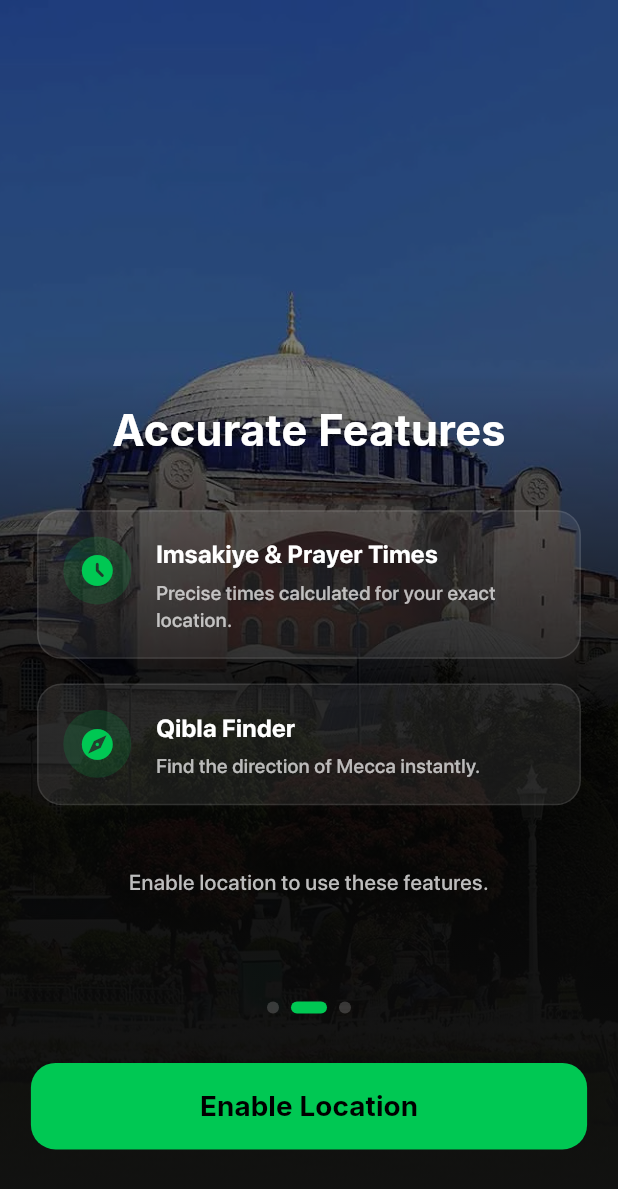
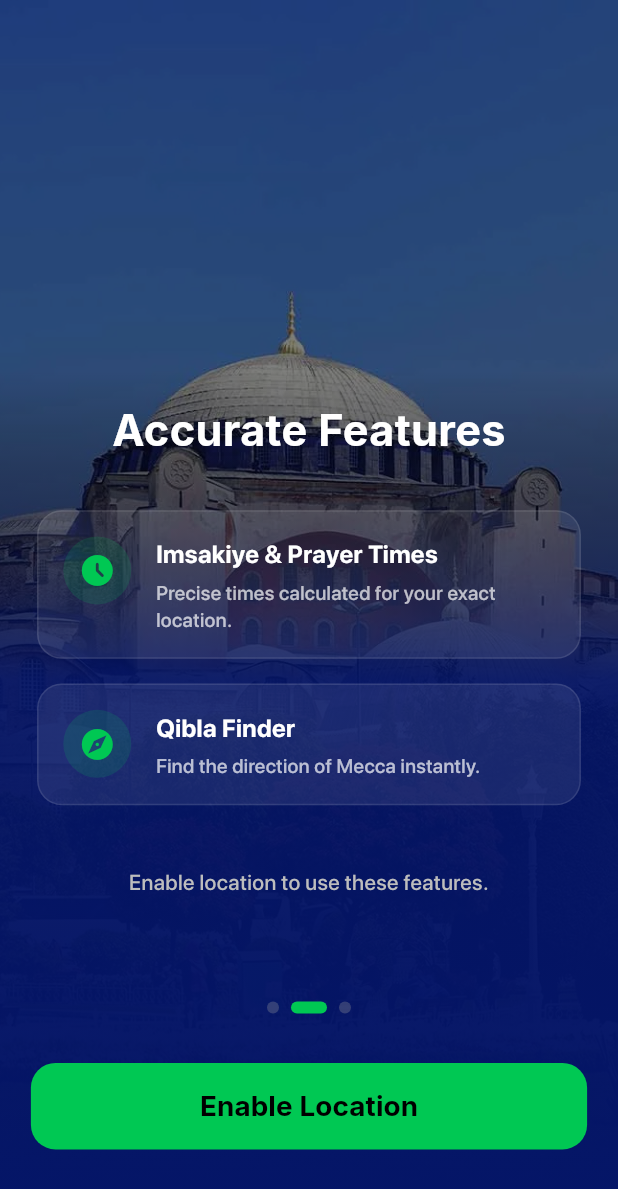
Before and after one commit to iibrahimkahramann/ramadan_app, a Flutter app: the screen it shows after launch, swiped to page 2, on a phone screen of 412 x 824 dp. Shown: the top 1189 px of the screen. Run offline on Flutter 3.47's test engine with Material 3 defaults, Android fonts, the light colour scheme and no system bars; our stand-ins replace adhan, easy_localization, flutter_compass, flutter_local_notifications, flutter_riverpod, flutter_snake_navigationbar and 10 more.

Commit message:
tamamlandı teknik detaylar yapılıyor

```diff
--- a/lib/config/theme/custom_theme.dart
+++ b/lib/config/theme/custom_theme.dart
@@ -25,7 +25,7 @@ class CustomTheme {
 
   //gredient
   static const Color gradientStart = Color(0xFF00C853);
-  static const Color gradientEnd = Color.fromARGB(255, 2, 188, 79);
+  static const Color gradientEnd = Color(0xFF00C853);
   static const LinearGradient primaryGradient = LinearGradient(
     begin: Alignment.topLeft,
     end: Alignment.bottomRight,
--- a/lib/providers/tools/quick_tools_provider.dart
+++ b/lib/providers/tools/quick_tools_provider.dart
@@ -10,7 +10,7 @@ final quickToolsProvider = Provider<List<QuickTool>>((ref) {
       subtitle: 'Locate direction',
       iconPath: 'assets/icons/mosque.png',
       iconColor: Colors.purple,
-      backgroundColor: const Color(0xFFFFF4E8),
+      backgroundColor: Color.fromRGBO(230, 234, 253, 1),
       routePath: '/qibla',
     ),
     QuickTool(
--- a/lib/views/onboarding/onboarding_view.dart
+++ b/lib/views/onboarding/onboarding_view.dart
@@ -25,7 +25,7 @@ class _OnboardingViewState extends ConsumerState<OnboardingView> {
     final Color primaryGreen = const Color(0xFF00C853);
 
     return Scaffold(
-      backgroundColor: const Color(0xFF121212),
+      backgroundColor: Color.fromARGB(255, 4, 21, 104),
       body: Stack(
         children: [
           Positioned.fill(
@@ -44,8 +44,8 @@ class _OnboardingViewState extends ConsumerState<OnboardingView> {
                   end: Alignment.bottomCenter,
                   colors: [
                     Colors.transparent,
-                    Colors.black.withValues(alpha: 0.8),
-                    const Color(0xFF121212),
+                    Color.fromARGB(255, 4, 21, 104).withValues(alpha: 0.9),
+                    Color.fromARGB(255, 4, 21, 104),
                   ],
                   stops: const [0.3, 0.55, 1.0],
                 ),
```
Also changed, not shown: lib/component/home/ramadan_ai_assistans_component.dart (+1 -6 lines), lib/views/splash/splash_view.dart (+30 -14 lines), assets/icons/appicon.png (added), assets/images/splash.png (added), 38 other files.
